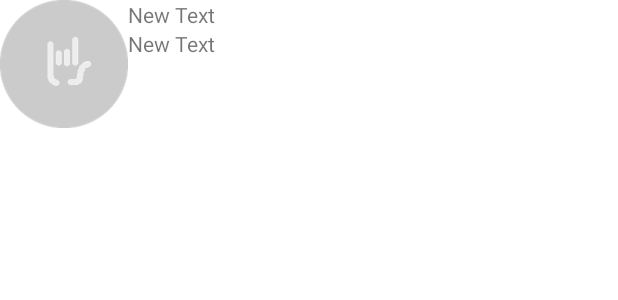
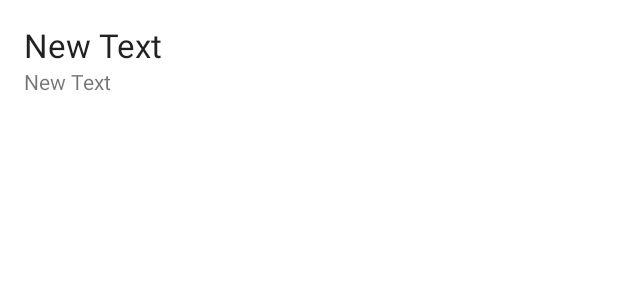
Before and after one commit to ekreative/testbuild-rocks-android, an Android app: the layout item_project.xml on its own in the app's theme, with its tools: preview values and no code run, on a phone screen of 412 x 824 dp. Shown: the top 300 px of the screen. Run offline under Robolectric (Android 15) with nearby library versions, the phone set to English and light mode, and no system bars.

Commit message:
fixedRecyclerView layout

```diff
--- a/app/src/main/AndroidManifest.xml
+++ b/app/src/main/AndroidManifest.xml
@@ -16,7 +16,7 @@
 
         <activity
             android:name=".activities.SplashActivity"
-            android:label="@string/title_activity_blank"
+            android:label="@string/app_name"
             android:theme="@style/AppTheme.WithoutActionBar.Splash"
             android:screenOrientation="portrait">
 
--- a/app/src/main/java/rocks/testbuild/utils/Constants.java
+++ b/app/src/main/java/rocks/testbuild/utils/Constants.java
@@ -8,7 +8,7 @@ import java.text.SimpleDateFormat;
 public class Constants {
 	public static final SimpleDateFormat REDMINE_SERVER_DATE_FORMAT = new SimpleDateFormat("yyyy-MM-dd'T'HH:mm:ssZ"); //2015-03-25T00:00:00+0000
 	public static final SimpleDateFormat SERVER_DATE_FORMAT = new SimpleDateFormat("yyyy-MM-dd'T'HH:mm:ss'Z'"); //2015-03-25T00:00:00+0000
-	public static final SimpleDateFormat FEEDBACK_DATE_FORMAT = new SimpleDateFormat("EEE, MM/dd/yyyy '-' HH:mm"); //Mon 03/10/2014 - 13:45
+	public static final SimpleDateFormat PROJECT_DATE_FORMAT = new SimpleDateFormat("MM/dd/yyyy"); //Mon 03/10/2014 - 13:45
 
 	private static final String BASE_URL = "http://local.testbuild.rocks/app_dev.php/";
 	private static final String BASE_API_URL = BASE_URL + "api/";
--- a/app/src/main/res/layout/item_project.xml
+++ b/app/src/main/res/layout/item_project.xml
@@ -4,37 +4,48 @@
 				android:layout_height="wrap_content"
 				android:minHeight="?attr/listPreferredItemHeightLarge">
 
-	<ImageView
-		android:id="@+id/ph_icon"
-		android:layout_width="wrap_content"
+	<!--<ImageView-->
+		<!--android:id="@+id/ph_icon"-->
+		<!--android:layout_width="wrap_content"-->
+		<!--android:layout_height="wrap_content"-->
+		<!--android:layout_alignParentLeft="true"-->
+		<!--android:src="@drawable/ph_list"-->
+		<!--android:visibility="gone"/>-->
+
+	<!--<ImageView-->
+		<!--android:id="@+id/img_icon"-->
+		<!--android:layout_width="match_parent"-->
+		<!--android:layout_height="match_parent"-->
+		<!--android:layout_alignBottom="@+id/ph_icon"-->
+		<!--android:layout_alignLeft="@+id/ph_icon"-->
+		<!--android:layout_alignParentLeft="true"-->
+		<!--android:layout_alignRight="@+id/ph_icon"-->
+		<!--android:layout_alignTop="@+id/ph_icon"/>-->
+
+	<LinearLayout
+		android:layout_width="match_parent"
 		android:layout_height="wrap_content"
-		android:layout_alignParentLeft="true"
-		android:src="@drawable/ph_list"/>
-
-	<ImageView
-		android:id="@+id/img_icon"
-		android:layout_width="match_parent"
-		android:layout_height="match_parent"
-		android:layout_alignParentLeft="true"
-		android:layout_alignTop="@+id/ph_icon"
-		android:layout_alignBottom="@+id/ph_icon"
-		android:layout_alignLeft="@+id/ph_icon"
-		android:layout_alignRight="@+id/ph_icon"/>
+		android:orientation="vertical"
+		android:layout_centerVertical="true"
+		android:paddingLeft="@dimen/activity_vertical_margin">
 
 		<TextView
 			android:id="@+id/txt_name"
 			android:layout_width="wrap_content"
 			android:layout_height="wrap_content"
-		android:text="New Text"
-		android:layout_toRightOf="@+id/img_icon"/>
+			android:layout_toRightOf="@+id/img_icon"
+			android:textAppearance="?android:attr/textAppearanceLarge"
+			android:text="New Text"/>
 
 		<TextView
-		android:id="@+id/txt_comment"
+			android:id="@+id/txt_created"
 			android:layout_width="wrap_content"
 			android:layout_height="wrap_content"
-		android:text="New Text"
+			android:layout_below="@+id/txt_name"
+			android:layout_toRightOf="@+id/img_icon"
 			android:singleLine="true"
-		android:layout_toRightOf="@+id/img_icon"
-		android:layout_below="@+id/txt_name"/>
+			android:text="New Text"/>
+
+	</LinearLayout>
 
 </RelativeLayout>
--- a/app/src/main/res/values/strings.xml
+++ b/app/src/main/res/values/strings.xml
@@ -1,5 +1,5 @@
 <resources>
-	<string name="app_name">TestBuild</string>
+	<string name="app_name">TestBuild Rocks</string>
 
 	<string name="hello_world">Hello world!</string>
 	<string name="action_settings">Settings</string>
```
Also changed, not shown: app/src/main/java/rocks/testbuild/activities/MainActivity.java (+22 -24 lines), app/src/main/java/rocks/testbuild/activities/ProjectActivity.java (+44 -23 lines), app/src/main/java/rocks/testbuild/adapters/BuildAdapter.java (+19 -3 lines), app/src/main/java/rocks/testbuild/adapters/ProjectAdapter.java (+13 -14 lines), app/src/main/res/layout/activity_project.xml (+24 -21 lines), app/src/main/res/mipmap-hdpi/ic_launcher.png, app/src/main/res/mipmap-mdpi/ic_launcher.png, app/src/main/res/mipmap-xhdpi/ic_launcher.png, app/src/main/res/mipmap-xxhdpi/ic_launcher.png, app/src/main/res/mipmap-xxxhdpi/ic_launcher.png (added). Lines whose indentation alone changed are shown as unchanged.
